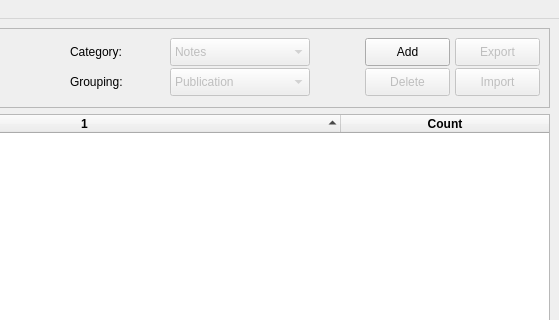
First picture: the form in res/locales/UI/main_window.ui, repository erykjj/jwlmanager, before the edit; both pictures show x 169 to 728 and y 0 to 320 of the 728 by 795 pixel window.
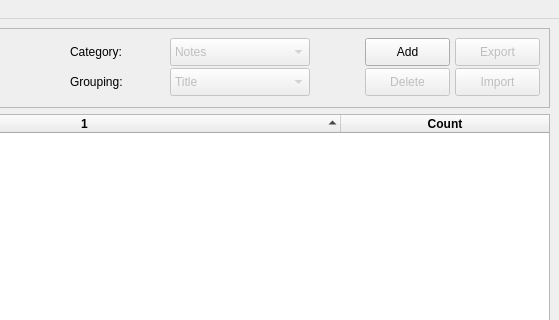
Second picture: the form after the edit. Icons and pictures are not drawn.

```diff
--- a/res/locales/UI/main_window.ui
+++ b/res/locales/UI/main_window.ui
@@ -117,7 +117,12 @@
           </property>
           <item>
            <property name="text">
-            <string>Publication</string>
+            <string>Title</string>
+           </property>
+          </item>
+          <item>
+           <property name="text">
+            <string>Type</string>
            </property>
           </item>
           <item>
```
Left out of the diff: 40 changed lines with no effect on the pictures.
